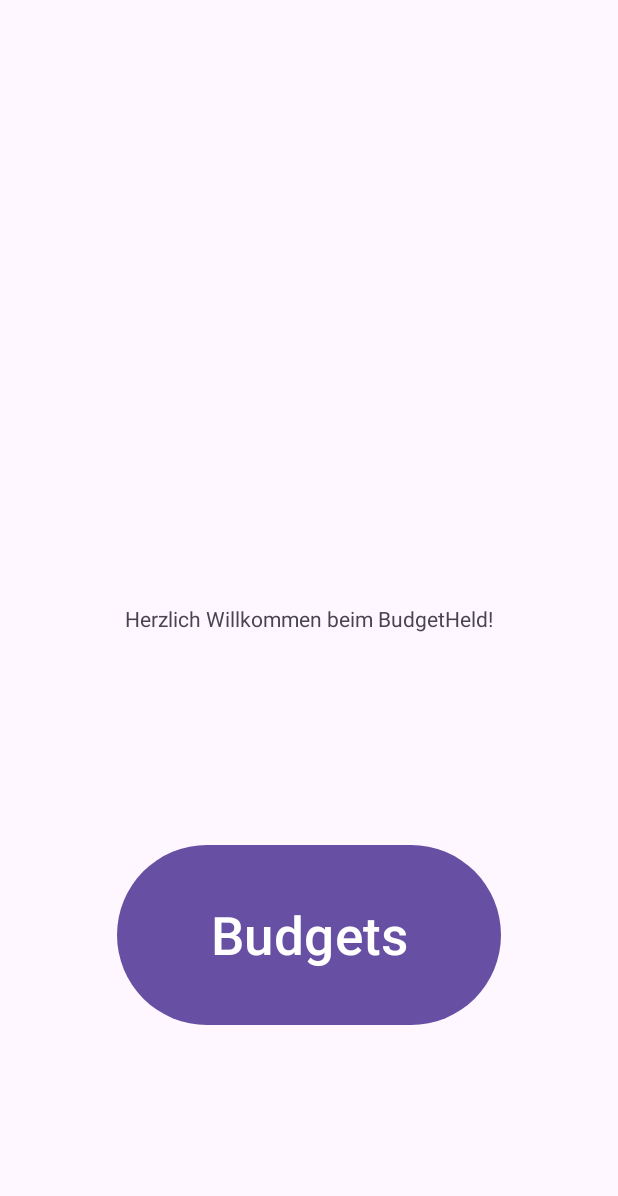
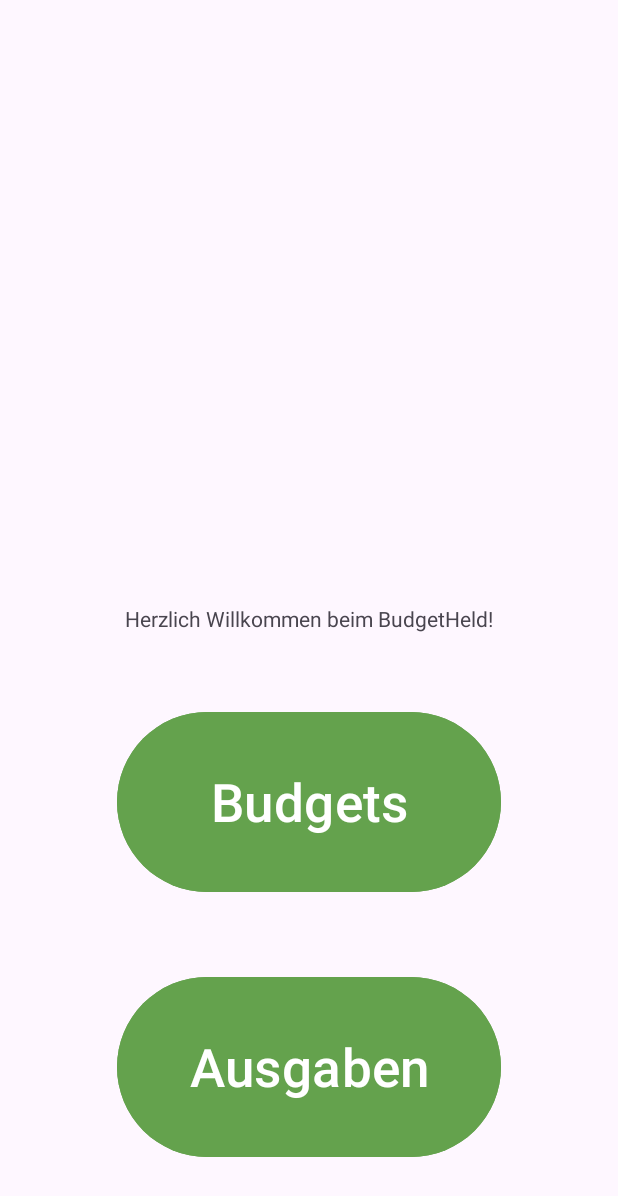
Before and after one commit to Falkenhorst14/BudgetHeld, an Android app: the screen it shows after launch (MainActivity), on a phone screen of 412 x 824 dp. Shown: the top 1196 px of the screen. Run offline under Robolectric (Android 15) with nearby library versions, the phone set to English and light mode, and no system bars.

Commit message:
Added Ausgaben Activity

```diff
--- a/app/src/main/AndroidManifest.xml
+++ b/app/src/main/AndroidManifest.xml
@@ -12,6 +12,9 @@
         android:supportsRtl="true"
         android:theme="@style/Theme.BudgetHeld"
         tools:targetApi="31">
+        <activity
+            android:name=".Ausgaben"
+            android:exported="false" />
         <activity
             android:name=".Budget"
             android:exported="false"
--- a/app/src/main/java/com/example/budgetheld/MainActivity.java
+++ b/app/src/main/java/com/example/budgetheld/MainActivity.java
@@ -14,6 +14,7 @@
 
 
     private Button btnBudgets;
+    private Button btnAusgaben;
 
 
     @Override
@@ -28,6 +29,7 @@
         });
 
         btnBudgets = findViewById(R.id.btnBudgets);
+        btnAusgaben = findViewById(R.id.btnAusgaben);
 
         btnBudgets.setOnClickListener(new View.OnClickListener() {
             @Override
@@ -37,5 +39,13 @@
             }
         });
 
+        btnAusgaben.setOnClickListener(new View.OnClickListener() {
+            @Override
+            public void onClick(View v) {
+                Intent i = new Intent(getApplicationContext(), Ausgaben.class);
+                startActivity(i);
+            }
+        });
+
     }
 }
--- a/app/src/main/res/layout/activity_budget.xml
+++ b/app/src/main/res/layout/activity_budget.xml
@@ -84,7 +84,7 @@
         android:layout_marginStart="66dp"
         android:layout_marginEnd="241dp"
         android:layout_marginBottom="468dp"
-        android:backgroundTint="@color/matcolpal_dark"
+        android:backgroundTint="@color/matcolpal_900"
         android:text="Erstellen"
         app:layout_constraintTop_toBottomOf="@+id/spnKategorie"
         app:layout_constraintEnd_toEndOf="parent"
--- a/app/src/main/res/layout/activity_main.xml
+++ b/app/src/main/res/layout/activity_main.xml
@@ -22,12 +22,27 @@
         android:layout_width="256dp"
         android:layout_height="128dp"
         app:layout_constraintTop_toBottomOf="@+id/tvWelcome"
-        app:layout_constraintBottom_toBottomOf="parent"
+        app:layout_constraintBottom_toTopOf="@id/btnAusgaben"
         app:layout_constraintStart_toStartOf="parent"
         app:layout_constraintEnd_toEndOf="parent"
+        android:backgroundTint="@color/matcolpal_900"
         android:text="Budgets"
         android:textSize="35dp"
         tools:layout_editor_absoluteX="133dp"
         tools:layout_editor_absoluteY="246dp" />
 
+    <Button
+        android:id="@+id/btnAusgaben"
+        android:layout_width="256dp"
+        android:layout_height="128dp"
+        app:layout_constraintTop_toBottomOf="@+id/btnBudgets"
+        app:layout_constraintBottom_toBottomOf="parent"
+        app:layout_constraintStart_toStartOf="parent"
+        app:layout_constraintEnd_toEndOf="parent"
+        android:backgroundTint="@color/matcolpal_900"
+        android:text="Ausgaben"
+        android:textSize="35dp"
+        tools:layout_editor_absoluteX="133dp"
+        tools:layout_editor_absoluteY="246dp" />
+
 </androidx.constraintlayout.widget.ConstraintLayout>
```
Also changed, not shown: app/src/main/java/com/example/budgetheld/Ausgaben.java (added, +24 -0 lines), app/src/main/res/layout/activity_ausgaben.xml (added, +10 -0 lines).
